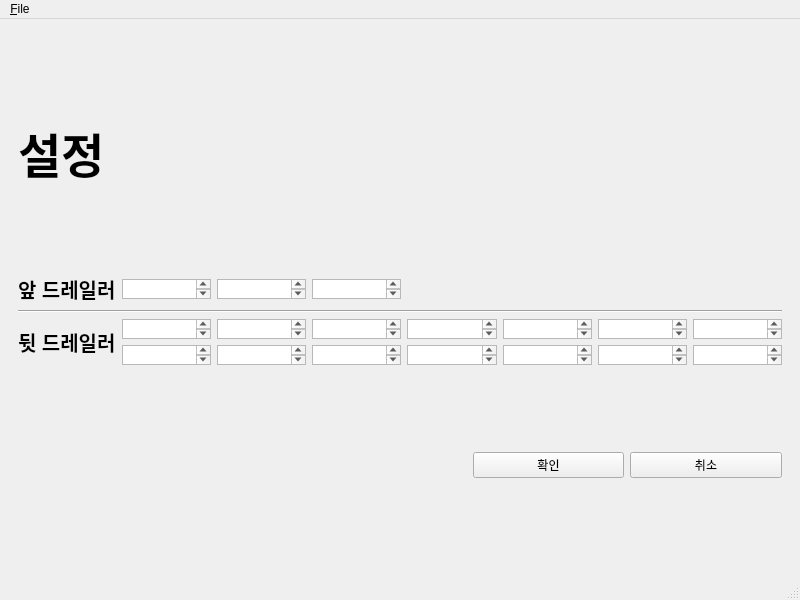
Qt form etc/mainwindow.ui (linuxlight/gear-jump) before a commit.
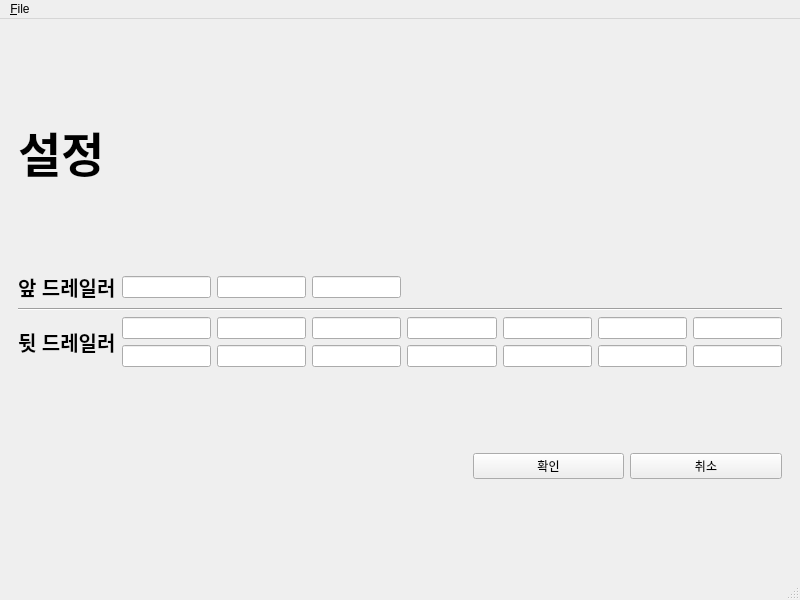
The same form after that commit.

Commit message: modified into QLineEdit

The edit to the form file:
```diff
--- a/etc/mainwindow.ui
+++ b/etc/mainwindow.ui
@@ -148,7 +148,35 @@
          </widget>
         </item>
         <item>
-         <layout class="QGridLayout" name="gridLayout_3">
+         <layout class="QGridLayout" name="gridLayout">
+          <item row="2" column="3">
+           <widget class="QLineEdit" name="rear_3">
+            <property name="alignment">
+             <set>Qt::AlignRight|Qt::AlignTrailing|Qt::AlignVCenter</set>
+            </property>
+           </widget>
+          </item>
+          <item row="2" column="7">
+           <widget class="QLineEdit" name="rear_7">
+            <property name="alignment">
+             <set>Qt::AlignRight|Qt::AlignTrailing|Qt::AlignVCenter</set>
+            </property>
+           </widget>
+          </item>
+          <item row="2" column="6">
+           <widget class="QLineEdit" name="rear_6">
+            <property name="alignment">
+             <set>Qt::AlignRight|Qt::AlignTrailing|Qt::AlignVCenter</set>
+            </property>
+           </widget>
+          </item>
+          <item row="0" column="2">
+           <widget class="QLineEdit" name="front_2">
+            <property name="alignment">
+             <set>Qt::AlignRight|Qt::AlignTrailing|Qt::AlignVCenter</set>
+            </property>
+           </widget>
+          </item>
           <item row="0" column="0">
            <widget class="QLabel" name="label_3">
             <property name="sizePolicy">
@@ -169,211 +197,94 @@
             </property>
            </widget>
           </item>
+          <item row="2" column="5">
+           <widget class="QLineEdit" name="rear_5">
+            <property name="alignment">
+             <set>Qt::AlignRight|Qt::AlignTrailing|Qt::AlignVCenter</set>
+            </property>
+           </widget>
+          </item>
           <item row="2" column="2">
-           <widget class="QTextEdit" name="rear_2">
-            <property name="maximumSize">
-             <size>
-              <width>16777215</width>
-              <height>20</height>
-             </size>
+           <widget class="QLineEdit" name="rear_2">
+            <property name="alignment">
+             <set>Qt::AlignRight|Qt::AlignTrailing|Qt::AlignVCenter</set>
             </property>
            </widget>
           </item>
-          <item row="2" column="4">
-           <widget class="QTextEdit" name="rear_4">
-            <property name="maximumSize">
-             <size>
-              <width>16777215</width>
-              <height>20</height>
-             </size>
+          <item row="0" column="3">
+           <widget class="QLineEdit" name="front_3">
+            <property name="alignment">
+             <set>Qt::AlignRight|Qt::AlignTrailing|Qt::AlignVCenter</set>
             </property>
            </widget>
           </item>
-          <item row="2" column="7">
-           <widget class="QTextEdit" name="rear_7">
-            <property name="maximumSize">
-             <size>
-              <width>16777215</width>
-              <height>20</height>
-             </size>
-            </property>
-           </widget>
-          </item>
-          <item row="0" column="2">
-           <widget class="QTextEdit" name="front_2">
-            <property name="sizePolicy">
-             <sizepolicy hsizetype="Expanding" vsizetype="Maximum">
-              <horstretch>0</horstretch>
-              <verstretch>0</verstretch>
-             </sizepolicy>
-            </property>
-            <property name="maximumSize">
-             <size>
-              <width>16777215</width>
-              <height>20</height>
-             </size>
-            </property>
-           </widget>
-          </item>
-          <item row="3" column="7">
-           <widget class="QTextEdit" name="rear_14">
-            <property name="maximumSize">
-             <size>
-              <width>16777215</width>
-              <height>20</height>
-             </size>
-            </property>
-           </widget>
-          </item>
-          <item row="3" column="5">
-           <widget class="QTextEdit" name="rear_12">
-            <property name="maximumSize">
-             <size>
-              <width>16777215</width>
-              <height>20</height>
-             </size>
-            </property>
-           </widget>
-          </item>
-          <item row="3" column="2">
-           <widget class="QTextEdit" name="rear_9">
-            <property name="maximumSize">
-             <size>
-              <width>16777215</width>
-              <height>20</height>
-             </size>
-            </property>
-           </widget>
-          </item>
-          <item row="2" column="3">
-           <widget class="QTextEdit" name="rear_3">
-            <property name="maximumSize">
-             <size>
-              <width>16777215</width>
-              <height>20</height>
-             </size>
+          <item row="3" column="1">
+           <widget class="QLineEdit" name="rear_8">
+            <property name="alignment">
+             <set>Qt::AlignRight|Qt::AlignTrailing|Qt::AlignVCenter</set>
             </property>
            </widget>
           </item>
           <item row="2" column="1">
-           <widget class="QTextEdit" name="rear_1">
-            <property name="sizePolicy">
-             <sizepolicy hsizetype="Expanding" vsizetype="Expanding">
-              <horstretch>0</horstretch>
-              <verstretch>0</verstretch>
-             </sizepolicy>
-            </property>
-            <property name="maximumSize">
-             <size>
-              <width>16777215</width>
-              <height>20</height>
-             </size>
+           <widget class="QLineEdit" name="rear_1">
+            <property name="alignment">
+             <set>Qt::AlignRight|Qt::AlignTrailing|Qt::AlignVCenter</set>
             </property>
            </widget>
           </item>
           <item row="0" column="1">
-           <widget class="QTextEdit" name="front_1">
-            <property name="sizePolicy">
-             <sizepolicy hsizetype="Expanding" vsizetype="Maximum">
-              <horstretch>0</horstretch>
-              <verstretch>0</verstretch>
-             </sizepolicy>
+           <widget class="QLineEdit" name="front_1">
+            <property name="alignment">
+             <set>Qt::AlignRight|Qt::AlignTrailing|Qt::AlignVCenter</set>
             </property>
-            <property name="maximumSize">
-             <size>
-              <width>16777215</width>
-              <height>20</height>
-             </size>
+           </widget>
+          </item>
+          <item row="2" column="4">
+           <widget class="QLineEdit" name="rear_4">
+            <property name="alignment">
+             <set>Qt::AlignRight|Qt::AlignTrailing|Qt::AlignVCenter</set>
             </property>
            </widget>
           </item>
-          <item row="3" column="1">
-           <widget class="QTextEdit" name="rear_8">
-            <property name="maximumSize">
-             <size>
-              <width>16777215</width>
-              <height>20</height>
-             </size>
+          <item row="3" column="7">
+           <widget class="QLineEdit" name="rear_14">
+            <property name="alignment">
+             <set>Qt::AlignRight|Qt::AlignTrailing|Qt::AlignVCenter</set>
             </property>
            </widget>
           </item>
           <item row="3" column="3">
-           <widget class="QTextEdit" name="rear_10">
-            <property name="maximumSize">
-             <size>
-              <width>16777215</width>
-              <height>20</height>
-             </size>
+           <widget class="QLineEdit" name="rear_10">
+            <property name="alignment">
+             <set>Qt::AlignRight|Qt::AlignTrailing|Qt::AlignVCenter</set>
             </property>
            </widget>
           </item>
-          <item row="2" column="5">
-           <widget class="QTextEdit" name="rear_5">
-            <property name="maximumSize">
-             <size>
-              <width>16777215</width>
-              <height>20</height>
-             </size>
+          <item row="3" column="2">
+           <widget class="QLineEdit" name="rear_9">
+            <property name="alignment">
+             <set>Qt::AlignRight|Qt::AlignTrailing|Qt::AlignVCenter</set>
             </property>
            </widget>
           </item>
-          <item row="0" column="3">
-           <widget class="QTextEdit" name="front_3">
-            <property name="sizePolicy">
-             <sizepolicy hsizetype="Expanding" vsizetype="Maximum">
-              <horstretch>0</horstretch>
-              <verstretch>0</verstretch>
-             </sizepolicy>
-            </property>
-            <property name="maximumSize">
-             <size>
-              <width>16777215</width>
-              <height>20</height>
-             </size>
-            </property>
-           </widget>
-          </item>
-          <item row="2" column="0" rowspan="2">
-           <widget class="QLabel" name="label_4">
-            <property name="font">
-             <font>
-              <pointsize>15</pointsize>
-              <weight>75</weight>
-              <bold>true</bold>
-             </font>
-            </property>
-            <property name="text">
-             <string>뒷 드레일러</string>
+          <item row="3" column="5">
+           <widget class="QLineEdit" name="rear_12">
+            <property name="alignment">
+             <set>Qt::AlignRight|Qt::AlignTrailing|Qt::AlignVCenter</set>
             </property>
            </widget>
           </item>
           <item row="3" column="4">
-           <widget class="QTextEdit" name="rear_11">
-            <property name="maximumSize">
-             <size>
-              <width>16777215</width>
-              <height>20</height>
-             </size>
-            </property>
-           </widget>
-          </item>
-          <item row="2" column="6">
-           <widget class="QTextEdit" name="rear_6">
-            <property name="maximumSize">
-             <size>
-              <width>16777215</width>
-              <height>20</height>
-             </size>
+           <widget class="QLineEdit" name="rear_11">
+            <property name="alignment">
+             <set>Qt::AlignRight|Qt::AlignTrailing|Qt::AlignVCenter</set>
             </property>
            </widget>
           </item>
           <item row="3" column="6">
-           <widget class="QTextEdit" name="rear_13">
-            <property name="maximumSize">
-             <size>
-              <width>16777215</width>
-              <height>20</height>
-             </size>
+           <widget class="QLineEdit" name="rear_13">
+            <property name="alignment">
+             <set>Qt::AlignRight|Qt::AlignTrailing|Qt::AlignVCenter</set>
             </property>
            </widget>
           </item>
@@ -384,6 +295,20 @@
             </property>
            </widget>
           </item>
+          <item row="2" column="0" rowspan="2">
+           <widget class="QLabel" name="label_4">
+            <property name="font">
+             <font>
+              <pointsize>15</pointsize>
+              <weight>75</weight>
+              <bold>true</bold>
+             </font>
+            </property>
+            <property name="text">
+             <string>뒷 드레일러</string>
+            </property>
+           </widget>
+          </item>
          </layout>
         </item>
         <item>
```
